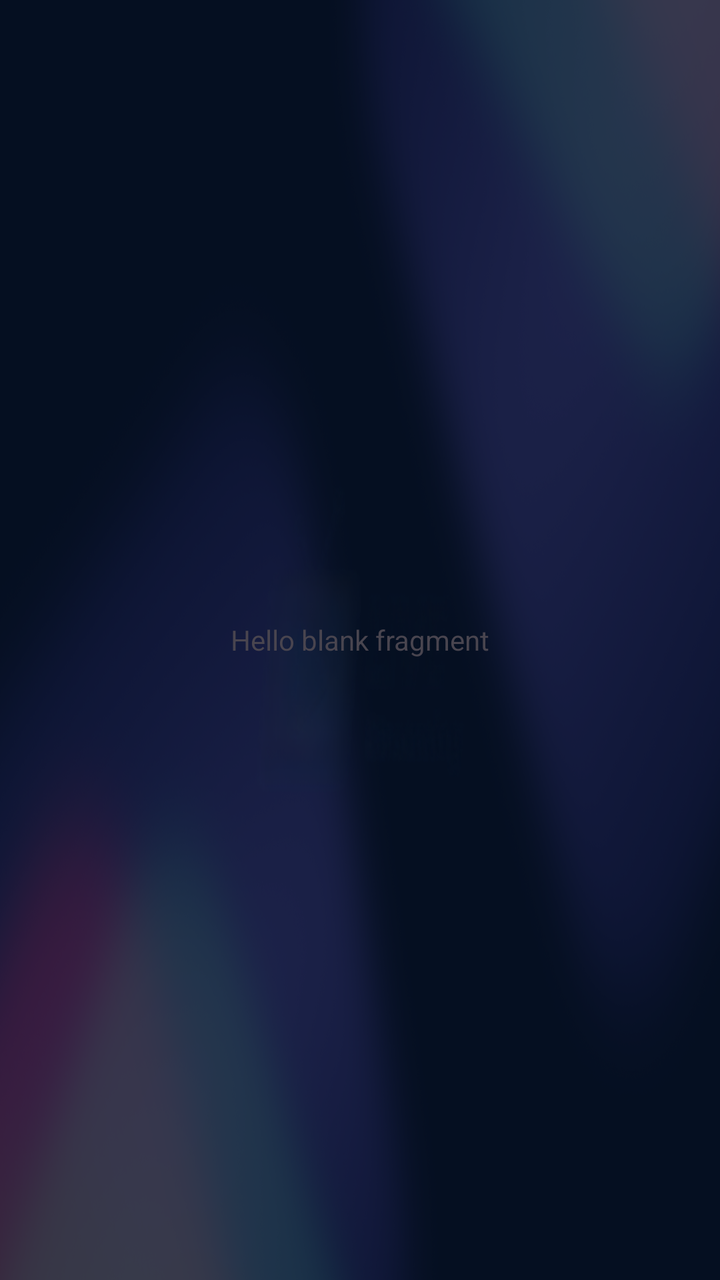
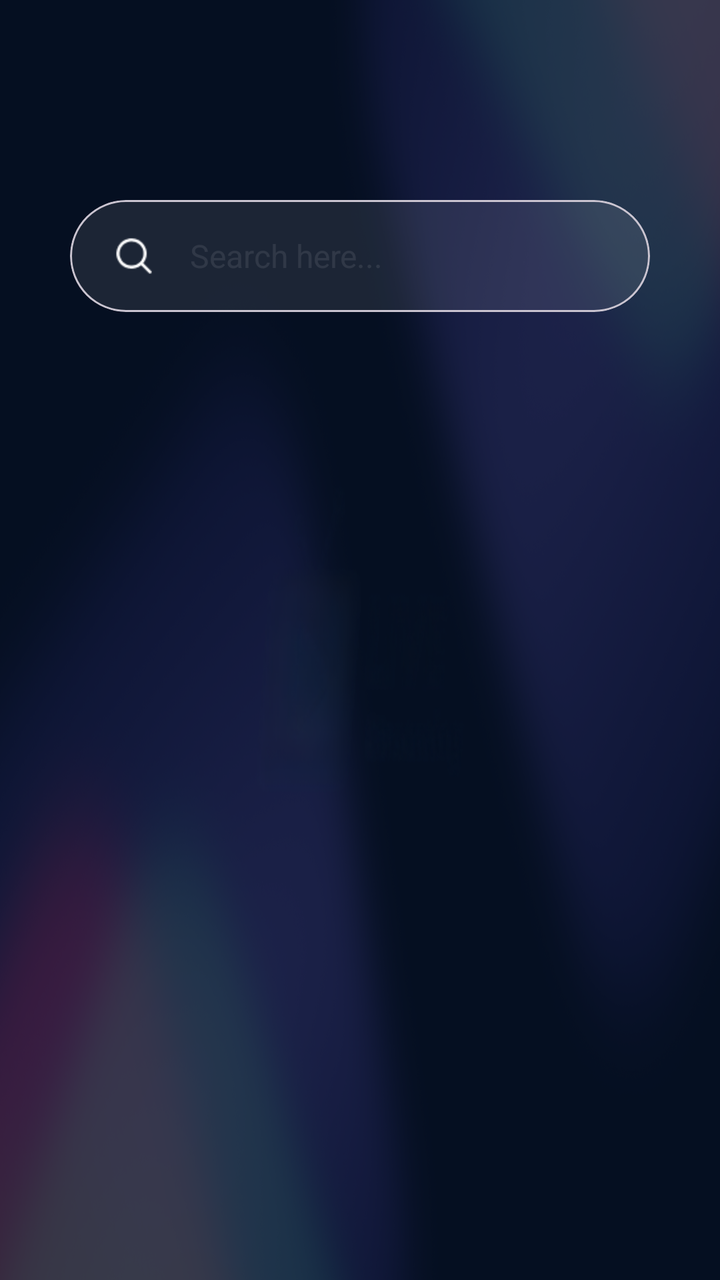

Compare the two renders of this Android layout. The source of the first and the diff that turns it into the second are given below.
<!-- AndroidManifest.xml: application theme Theme.LiveStreamingTV -->
<!-- res/layout/fragment_search_screen.xml -->
<?xml version="1.0" encoding="utf-8"?>
<FrameLayout xmlns:android="http://schemas.android.com/apk/res/android"
    xmlns:tools="http://schemas.android.com/tools"
    android:layout_width="match_parent"
    android:layout_height="match_parent"
    tools:context=".ui.fragments.serach.SearchScreenFragment">

    
    <TextView
        android:layout_width="match_parent"
        android:layout_height="match_parent"
        android:gravity="center"
        android:text="@string/hello_blank_fragment" />

</FrameLayout>
<!-- resources referenced by this layout -->
<resources>
  <string name="hello_blank_fragment">Hello blank fragment</string>
  <style name="Theme.LiveStreamingTV" parent="Theme.Material3.DayNight.NoActionBar">
          
          
          <item name="android:windowBackground">@drawable/background_tv</item>
      </style>
  <!-- drawable background_tv: png bitmap (drawable, 769512 bytes) -->
</resources>

<!-- the commit's change to res/layout/fragment_search_screen.xml (unified diff, before → after) -->
@@ -1,15 +1,77 @@
 <?xml version="1.0" encoding="utf-8"?>
-<FrameLayout xmlns:android="http://schemas.android.com/apk/res/android"
+<androidx.core.widget.NestedScrollView xmlns:android="http://schemas.android.com/apk/res/android"
+    xmlns:app="http://schemas.android.com/apk/res-auto"
     xmlns:tools="http://schemas.android.com/tools"
     android:layout_width="match_parent"
     android:layout_height="match_parent"
     tools:context=".ui.fragments.serach.SearchScreenFragment">
 
+    <androidx.constraintlayout.widget.ConstraintLayout
+        android:layout_width="match_parent"
+        android:layout_height="wrap_content">
+
+
     
-    <TextView
+    <com.google.android.material.card.MaterialCardView
+        android:id="@+id/cv_search_bar"
+        android:layout_width="0dp"
+        android:layout_height="56dp"
+        android:layout_marginHorizontal="35dp"
+        android:layout_marginTop="100dp"
+        app:cardBackgroundColor="@color/white_9_percent"
+        app:cardCornerRadius="28dp"
+        app:layout_constraintEnd_toEndOf="parent"
+        app:layout_constraintStart_toStartOf="parent"
+        app:layout_constraintTop_toTopOf="parent">
+
+        <LinearLayout
+            android:layout_width="match_parent"
+            android:layout_height="match_parent"
+            android:gravity="center_vertical"
+            android:orientation="horizontal"
+            android:paddingHorizontal="20dp">
+
+            
+            <com.google.android.material.imageview.ShapeableImageView
+                android:layout_width="24dp"
+                android:layout_height="24dp"
+                android:src="@drawable/ic_search"
+                android:tint="@color/white" />
+
+            
+            <EditText
+                android:id="@+id/etSearch"
+                android:layout_width="0dp"
+                android:layout_height="wrap_content"
+                android:layout_marginStart="16dp"
+                android:layout_weight="1"
+                android:background="@null"
+                android:focusable="true"
+                android:focusableInTouchMode="true"
+                android:hint="@string/search_here"
+                android:imeOptions="actionSearch"
+                android:inputType="text"
+                android:paddingVertical="8dp"
+                android:singleLine="true"
+                android:textColor="@color/white"
+                android:textColorHint="@color/white_9_percent"
+                android:textSize="16sp" />
+
+        </LinearLayout>
+    </com.google.android.material.card.MaterialCardView>
+
+    
+    <androidx.recyclerview.widget.RecyclerView
+        android:id="@+id/rv_search"
         android:layout_width="match_parent"
-        android:layout_height="match_parent"
-        android:gravity="center"
-        android:text="@string/hello_blank_fragment" />
+        android:layout_height="wrap_content"
+        android:layout_marginHorizontal="35dp"
+        android:layout_marginTop="24dp"
+        app:layout_constraintEnd_toEndOf="parent"
+        app:layout_constraintStart_toStartOf="parent"
+        app:layout_constraintTop_toBottomOf="@+id/cv_search_bar"
+        tools:listitem="@layout/item_category"/>
 
-</FrameLayout>
+    </androidx.constraintlayout.widget.ConstraintLayout>
+
+</androidx.core.widget.NestedScrollView>
<!-- resource entries referenced after the edit -->
@@ -1,10 +1,13 @@
 <!-- resources referenced by this layout -->
 <resources>
-  <string name="hello_blank_fragment">Hello blank fragment</string>
+  <color name="white">#FFFFFF</color>
+  <color name="white_9_percent">#17FCFCFC</color>
+  <!-- drawable ic_search: png bitmap (drawable, 600 bytes) -->
+  <string name="search_here">Search here...</string>
   <style name="Theme.LiveStreamingTV" parent="Theme.Material3.DayNight.NoActionBar">
           
-          
           <item name="android:windowBackground">@drawable/background_tv</item>
+  
       </style>
   <!-- drawable background_tv: png bitmap (drawable, 769512 bytes) -->
 </resources>
